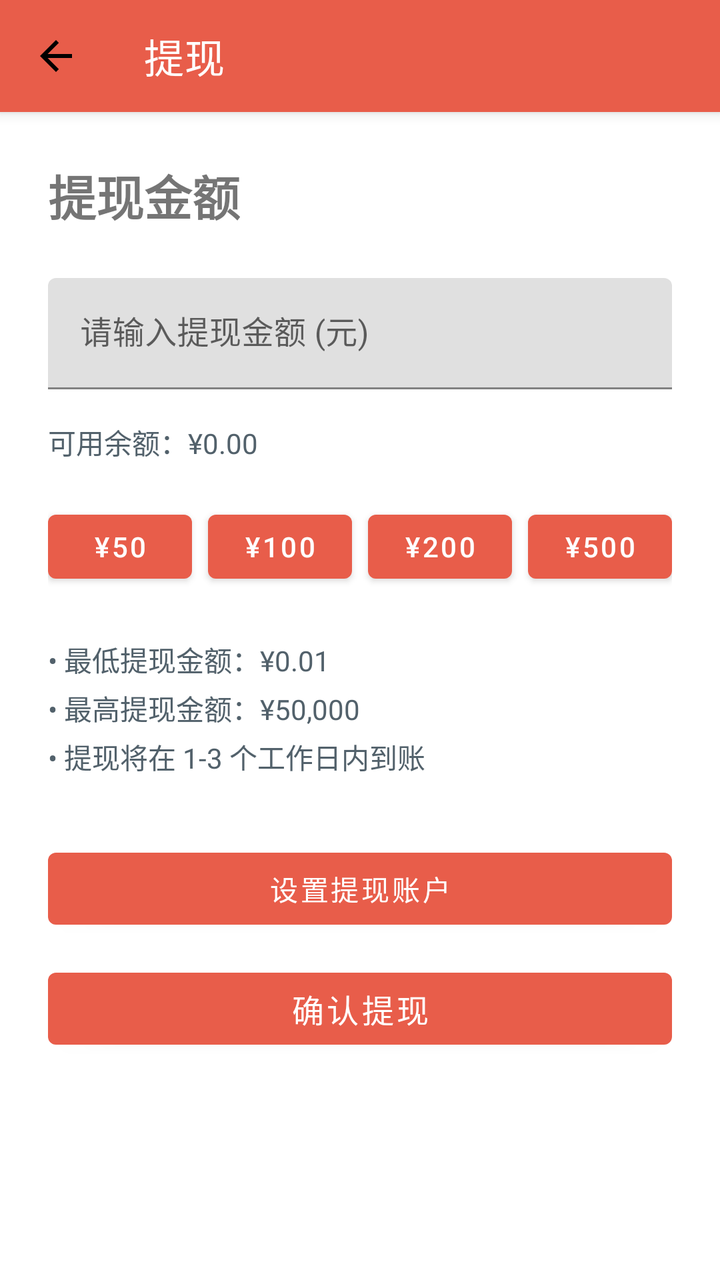
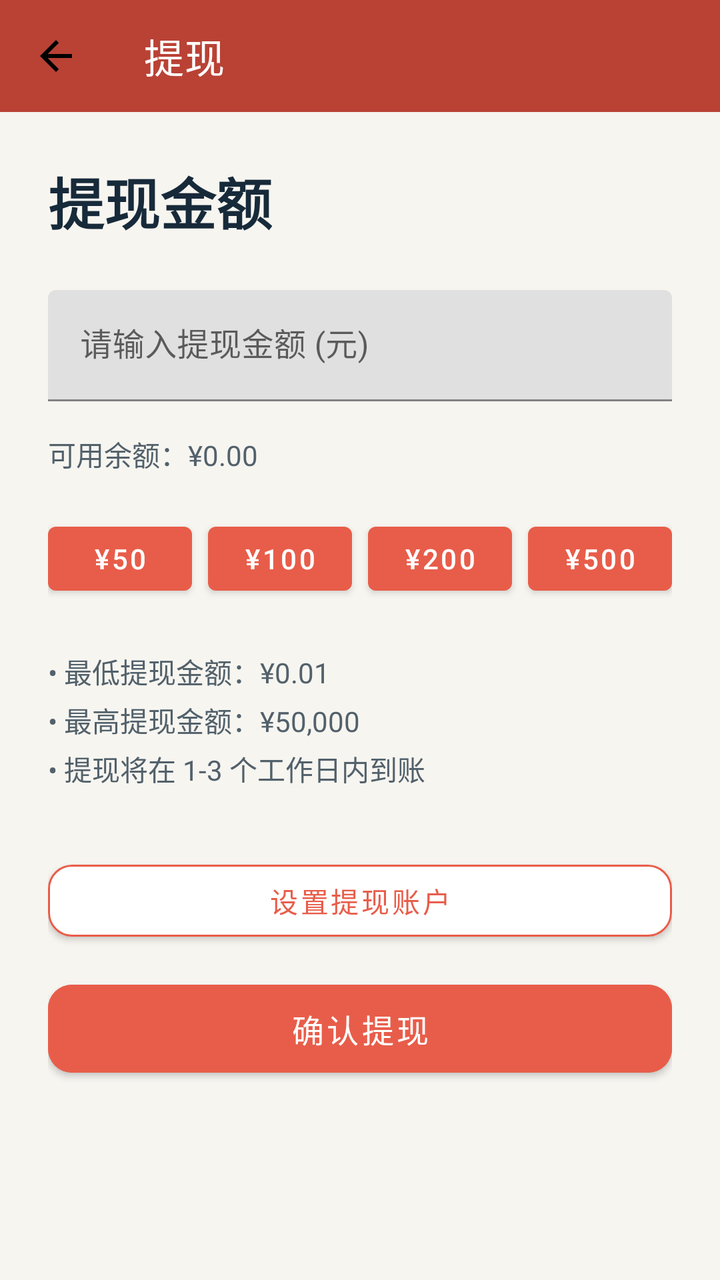

Compare the two renders of this Android layout. The source of the first and the diff that turns it into the second are given below.
<!-- AndroidManifest.xml: activity theme Theme.WeightLossBetting -->
<!-- res/layout/activity_withdraw.xml -->
<?xml version="1.0" encoding="utf-8"?>
<LinearLayout xmlns:android="http://schemas.android.com/apk/res/android"
    xmlns:app="http://schemas.android.com/apk/res-auto"
    android:layout_width="match_parent"
    android:layout_height="match_parent"
    android:orientation="vertical">

    <com.google.android.material.appbar.MaterialToolbar
        android:id="@+id/toolbar"
        android:layout_width="match_parent"
        android:layout_height="?attr/actionBarSize"
        android:background="?attr/colorPrimary"
        android:elevation="4dp"
        app:title="提现"
        app:titleTextColor="@android:color/white"
        app:navigationIcon="@drawable/ic_arrow_back" />

    <LinearLayout
        android:layout_width="match_parent"
        android:layout_height="wrap_content"
        android:orientation="vertical"
        android:padding="24dp">

        <TextView
            android:layout_width="wrap_content"
            android:layout_height="wrap_content"
            android:text="提现金额"
            android:textSize="24sp"
            android:textStyle="bold"
            android:layout_marginBottom="24dp" />

        
        <com.google.android.material.textfield.TextInputLayout
            android:layout_width="match_parent"
            android:layout_height="wrap_content"
            android:hint="请输入提现金额 (元)"
            android:layout_marginBottom="16dp">

            <com.google.android.material.textfield.TextInputEditText
                android:id="@+id/etAmount"
                android:layout_width="match_parent"
                android:layout_height="wrap_content"
                android:inputType="numberDecimal" />
        </com.google.android.material.textfield.TextInputLayout>

        <TextView
            android:id="@+id/tvAvailableBalance"
            android:layout_width="match_parent"
            android:layout_height="wrap_content"
            android:text="可用余额：¥0.00"
            android:textSize="14sp"
            android:textColor="@color/xui_config_color_text_content"
            android:layout_marginBottom="20dp" />

        <LinearLayout
            android:layout_width="match_parent"
            android:layout_height="44dp"
            android:orientation="horizontal"
            android:weightSum="4"
            android:layout_marginBottom="24dp">

            <Button
                android:id="@+id/btnQuick50"
                android:layout_width="0dp"
                android:layout_height="match_parent"
                android:layout_weight="1"
                android:text="¥50"
                android:minWidth="0dp"
                android:layout_marginEnd="4dp" />

            <Button
                android:id="@+id/btnQuick100"
                android:layout_width="0dp"
                android:layout_height="match_parent"
                android:layout_weight="1"
                android:text="¥100"
                android:minWidth="0dp"
                android:layout_marginStart="4dp"
                android:layout_marginEnd="4dp" />

            <Button
                android:id="@+id/btnQuick200"
                android:layout_width="0dp"
                android:layout_height="match_parent"
                android:layout_weight="1"
                android:text="¥200"
                android:minWidth="0dp"
                android:layout_marginStart="4dp"
                android:layout_marginEnd="4dp" />

            <Button
                android:id="@+id/btnQuick500"
                android:layout_width="0dp"
                android:layout_height="match_parent"
                android:layout_weight="1"
                android:text="¥500"
                android:minWidth="0dp"
                android:layout_marginStart="4dp" />
        </LinearLayout>

        
        <TextView
            android:layout_width="wrap_content"
            android:layout_height="wrap_content"
            android:text="• 最低提现金额：¥0.01\n• 最高提现金额：¥50,000\n• 提现将在 1-3 个工作日内到账"
            android:textSize="14sp"
            android:textColor="@color/xui_config_color_text_content"
            android:lineSpacingExtra="4dp"
            android:layout_marginBottom="32dp" />

        <Button
            android:id="@+id/btnConnectOnboarding"
            android:layout_width="match_parent"
            android:layout_height="wrap_content"
            android:text="设置提现账户"
            android:layout_marginBottom="12dp" />

        
        <Button
            android:id="@+id/btnWithdraw"
            android:layout_width="match_parent"
            android:layout_height="wrap_content"
            android:text="确认提现"
            android:textSize="16sp" />

        
        <ProgressBar
            android:id="@+id/progressBar"
            android:layout_width="wrap_content"
            android:layout_height="wrap_content"
            android:layout_gravity="center"
            android:layout_marginTop="16dp"
            android:visibility="gone" />

    </LinearLayout>

</LinearLayout>
<!-- resources referenced by this layout -->
<resources>
  <color name="xui_config_color_text_content">#FF52616B</color>
  <!-- drawable ic_arrow_back (drawable) -->
  <vector xmlns:android="http://schemas.android.com/apk/res/android"
      android:width="24dp"
      android:height="24dp"
      android:viewportWidth="24"
      android:viewportHeight="24">
      <path
          android:fillColor="#000000"
          android:pathData="M20,11H7.83l5.59,-5.59L12,4l-8,8 8,8 1.41,-1.41L7.83,13H20v-2z"/>
  </vector>
  <style name="Theme.WeightLossBetting" parent="Theme.MaterialComponents.Light.NoActionBar">
          <item name="colorPrimary">@color/brand_primary</item>
          <item name="colorPrimaryDark">@color/brand_primary_dark</item>
          <item name="colorAccent">@color/brand_accent</item>
          <item name="android:statusBarColor">@color/brand_primary_dark</item>
          <item name="android:navigationBarColor">@color/brand_background</item>
          <item name="android:windowLightStatusBar">false</item>
          <item name="android:windowLightNavigationBar">true</item>
          
          
          <item name="XUIThemeStyle">@style/XUITheme.Phone</item>
      </style>
  <color name="brand_primary">#FFE85D4A</color>
  <color name="brand_primary_dark">#FFB94235</color>
  <color name="brand_accent">#FF2E9D87</color>
  <color name="brand_background">#FFF7F5F0</color>
</resources>

<!-- the commit's change to res/layout/activity_withdraw.xml (unified diff, before → after) -->
@@ -3,14 +3,15 @@
     xmlns:app="http://schemas.android.com/apk/res-auto"
     android:layout_width="match_parent"
     android:layout_height="match_parent"
-    android:orientation="vertical">
+    android:orientation="vertical"
+    android:background="@color/brand_background">
 
     <com.google.android.material.appbar.MaterialToolbar
         android:id="@+id/toolbar"
         android:layout_width="match_parent"
         android:layout_height="?attr/actionBarSize"
-        android:background="?attr/colorPrimary"
-        android:elevation="4dp"
+        android:background="@color/brand_primary_dark"
+        android:elevation="0dp"
         app:title="提现"
         app:titleTextColor="@android:color/white"
         app:navigationIcon="@drawable/ic_arrow_back" />
@@ -25,7 +26,8 @@
             android:layout_width="wrap_content"
             android:layout_height="wrap_content"
             android:text="提现金额"
-            android:textSize="24sp"
+            android:textColor="@color/brand_text"
+            android:textSize="28sp"
             android:textStyle="bold"
             android:layout_marginBottom="24dp" />
 
@@ -108,20 +110,30 @@
             android:lineSpacingExtra="4dp"
             android:layout_marginBottom="32dp" />
 
-        <Button
+        <com.google.android.material.button.MaterialButton
             android:id="@+id/btnConnectOnboarding"
             android:layout_width="match_parent"
-            android:layout_height="wrap_content"
+            android:layout_height="48dp"
             android:text="设置提现账户"
-            android:layout_marginBottom="12dp" />
+            android:layout_marginBottom="12dp"
+            android:textAllCaps="false"
+            android:textColor="@color/brand_primary"
+            android:backgroundTint="@color/brand_surface"
+            app:cornerRadius="12dp"
+            app:strokeColor="@color/brand_primary"
+            app:strokeWidth="1dp" />
 
         
-        <Button
+        <com.google.android.material.button.MaterialButton
             android:id="@+id/btnWithdraw"
             android:layout_width="match_parent"
-            android:layout_height="wrap_content"
+            android:layout_height="56dp"
             android:text="确认提现"
-            android:textSize="16sp" />
+            android:textSize="16sp"
+            android:textAllCaps="false"
+            android:textColor="@color/white"
+            android:backgroundTint="@color/brand_primary"
+            app:cornerRadius="12dp" />
 
         
         <ProgressBar
<!-- resource entries referenced after the edit -->
@@ -25,6 +25,9 @@
       </style>
   <color name="brand_primary">#FFE85D4A</color>
   <color name="brand_primary_dark">#FFB94235</color>
+  <color name="brand_surface">#FFFFFFFF</color>
+  <color name="brand_text">#FF172A3A</color>
+  <color name="white">#FFFFFFFF</color>
   <color name="brand_accent">#FF2E9D87</color>
   <color name="brand_background">#FFF7F5F0</color>
 </resources>
